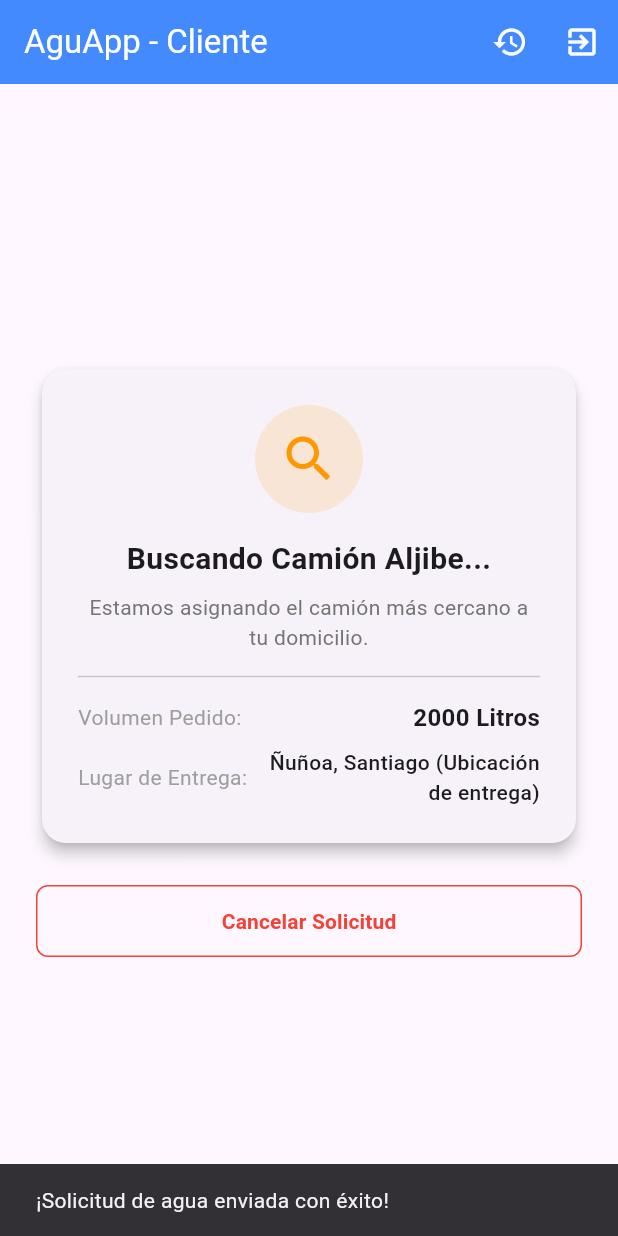
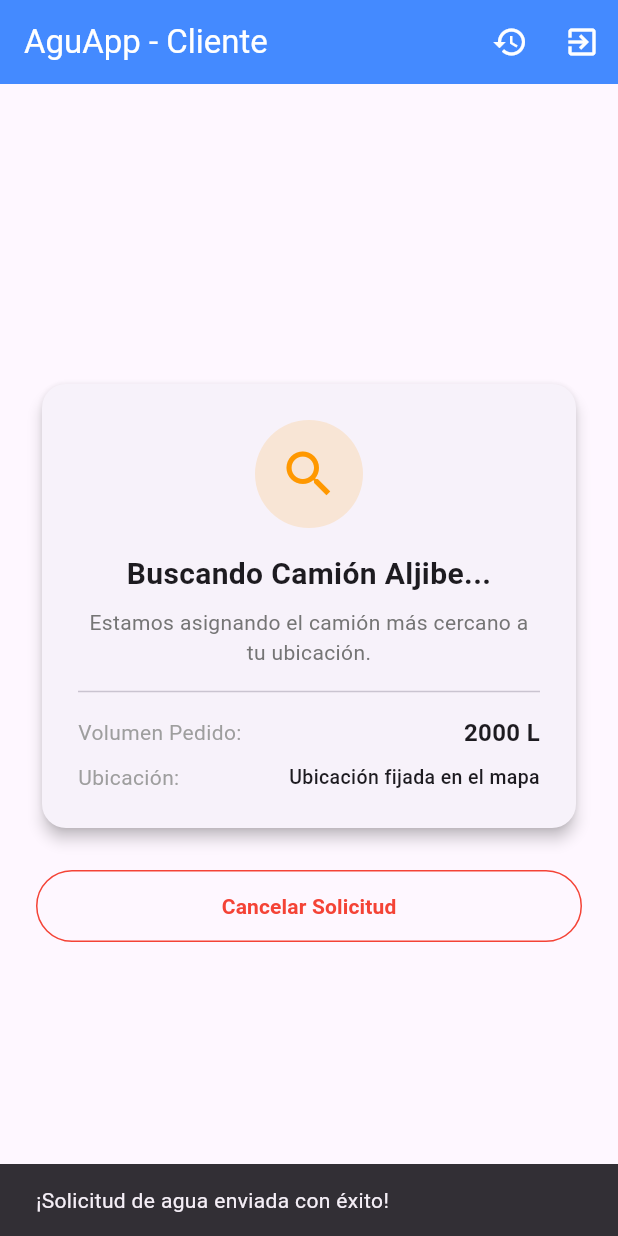
Before and after one commit to capanozo/aguapp, a Flutter app: the screen it shows once a user with an empty profile is signed in, after a tap on "Confirmar Pedido", on a phone screen of 412 x 824 dp. Run offline on Flutter 3.47's test engine with Material 3 defaults, Android fonts, the phone set to English and light mode, and no system bars; our stand-ins replace cloud_firestore, firebase_auth, firebase_core, google_maps_flutter; accounts and stored records are empty.

Commit message:
fix:geolocaclizaicion

```diff
--- a/lib/screens/client_request_screen.dart
+++ b/lib/screens/client_request_screen.dart
@@ -1,12 +1,9 @@
-import 'package:flutter/material.dart';
+ import 'package:flutter/material.dart';
 import 'package:firebase_auth/firebase_auth.dart';
 import 'package:cloud_firestore/cloud_firestore.dart';
+import 'package:google_maps_flutter/google_maps_flutter.dart';
+import '../widgets/map_picker_widget.dart';
 import 'order_history_screen.dart';
-import 'package:google_maps_flutter/google_maps_flutter.dart';
-import 'package:aguapp/widgets/map_picker_widget.dart';
-
-LatLng _selectedLatLng = const LatLng(-33.4560, -70.6480);
-String _addressText = "Ubicación fijada en el mapa";
 
 class ClientRequestScreen extends StatefulWidget {
   const ClientRequestScreen({Key? key}) : super(key: key);
@@ -18,10 +15,42 @@ class ClientRequestScreen extends StatefulWidget {
 class _ClientRequestScreenState extends State<ClientRequestScreen> {
   int _selectedLiters = 2000;
   bool _isImmediate = true;
-  DateTime _scheduledDate = DateTime.now().add(const Duration(hours: 2));
+  DateTime _scheduledDateTime = DateTime.now().add(const Duration(hours: 2));
+
+  // (Punto 1) Coordenadas y dirección del estanque
+  LatLng _selectedLatLng = const LatLng(-33.4560, -70.6480);
+  String _addressText = "Ubicación fijada en el mapa";
+
   bool _isSubmitting = false;
-  String _addressText = "Ñuñoa, Santiago (Ubicación de entrega)";
-  LatLng _selectedLatLng = const LatLng(-33.4560, -70.6480);
+
+  // (Punto 4) Selector de Fecha y Hora para agendamiento
+  Future<void> _selectScheduledDateTime() async {
+    final DateTime? pickedDate = await showDatePicker(
+      context: context,
+      initialDate: _scheduledDateTime,
+      firstDate: DateTime.now(),
+      lastDate: DateTime.now().add(const Duration(days: 30)),
+    );
+
+    if (pickedDate != null && mounted) {
+      final TimeOfDay? pickedTime = await showTimePicker(
+        context: context,
+        initialTime: TimeOfDay.fromDateTime(_scheduledDateTime),
+      );
+
+      if (pickedTime != null) {
+        setState(() {
+          _scheduledDateTime = DateTime(
+            pickedDate.year,
+            pickedDate.month,
+            pickedDate.day,
+            pickedTime.hour,
+            pickedTime.minute,
+          );
+        });
+      }
+    }
+  }
 
   Future<void> _createOrder() async {
     final user = FirebaseAuth.instance.currentUser;
@@ -34,18 +63,18 @@ class _ClientRequestScreenState extends State<ClientRequestScreen> {
         'clientId': user.uid,
         'requestedLiters': _selectedLiters,
         'actualDeliveredLiters': _selectedLiters,
-
+        // (Punto 1) Guardar coordenadas exactas del mapa
         'deliveryLocation': {
           'addressText': _addressText,
           'lat': _selectedLatLng.latitude,
           'lng': _selectedLatLng.longitude,
         },
-
         'isImmediate': _isImmediate,
+        // (Punto 4) Guardar fecha programada o inmediata
         'scheduledFor': _isImmediate
             ? DateTime.now().toIso8601String()
-            : _scheduledDate.toIso8601String(),
-        'status': 'PENDING', // PENDING -> ACCEPTED -> IN_TRANSIT -> COMPLETED
+            : _scheduledDateTime.toIso8601String(),
+        'status': 'PENDING',
         'createdAt': FieldValue.serverTimestamp(),
       });
 
@@ -71,16 +100,10 @@ class _ClientRequestScreenState extends State<ClientRequestScreen> {
         'status': 'CANCELLED_BY_CLIENT',
         'cancelledAt': FieldValue.serverTimestamp(),
       });
-
-      if (mounted) {
-        ScaffoldMessenger.of(context).showSnackBar(
-          const SnackBar(content: Text('Pedido cancelado correctamente.')),
-        );
-      }
     } catch (e) {
       if (mounted) {
         ScaffoldMessenger.of(context).showSnackBar(
-          SnackBar(content: Text('Error al cancelar el pedido: $e')),
+          SnackBar(content: Text('Error al cancelar: $e')),
         );
       }
     }
@@ -98,7 +121,7 @@ class _ClientRequestScreenState extends State<ClientRequestScreen> {
         actions: [
           IconButton(
             icon: const Icon(Icons.history),
-            tooltip: 'Historial de Pedidos',
+            tooltip: 'Historial',
             onPressed: () {
               Navigator.push(
                 context,
@@ -114,6 +137,7 @@ class _ClientRequestScreenState extends State<ClientRequestScreen> {
           )
         ],
       ),
+      // (Punto 2) Escucha activa en tiempo real del estado del pedido
       body: StreamBuilder<QuerySnapshot>(
         stream: FirebaseFirestore.instance
             .collection('water_orders')
@@ -127,38 +151,39 @@ class _ClientRequestScreenState extends State<ClientRequestScreen> {
 
           final activeOrders = snapshot.data?.docs ?? [];
 
-          // SI TIENE UN PEDIDO ACTIVO: Mostrar Pantalla de Seguimiento en Vivo (H6)
+          // Si hay pedido activo -> Mostrar seguimiento en línea (Punto 2)
           if (activeOrders.isNotEmpty) {
             final activeOrder = activeOrders.first;
             final orderData = activeOrder.data() as Map<String, dynamic>;
-            final String status = orderData['status'] ?? 'PENDING';
-            final int liters = orderData['requestedLiters'] ?? 2000;
-
-            return _buildActiveOrderView(activeOrder.id, status, liters, orderData);
+            return _buildTrackingView(activeOrder.id, orderData);
           }
 
-          // SI NO TIENE PEDIDOS ACTIVOS: Mostrar Formulario de Solicitud (H1)
+          // Si no hay pedido activo -> Mostrar formulario de creación
           return _buildNewOrderForm();
         },
       ),
     );
   }
 
-  // Vista H6: Tracking en Tiempo Real
-  Widget _buildActiveOrderView(String orderId, String status, int liters, Map<String, dynamic> data) {
+  // (Punto 2) Pantalla de Seguimiento en Línea
+  Widget _buildTrackingView(String orderId, Map<String, dynamic> data) {
+    final String status = data['status'] ?? 'PENDING';
+    final int liters = data['requestedLiters'] ?? 2000;
+    final String scheduledForStr = data['scheduledFor'] ?? '';
+
     String statusTitle = "Buscando Camión Aljibe...";
-    String statusSubtitle = "Estamos asignando el camión más cercano a tu domicilio.";
+    String statusSubtitle = "Estamos asignando el camión más cercano a tu ubicación.";
     Color statusColor = Colors.orange;
     IconData statusIcon = Icons.search;
 
     if (status == 'ACCEPTED') {
       statusTitle = "¡Camión Aljibe Asignado!";
-      statusSubtitle = "El chofer ha tomado tu pedido y va en camino.";
+      statusSubtitle = "El chofer aceptó tu servicio y va en camino al estanque.";
       statusColor = Colors.blue;
       statusIcon = Icons.local_shipping;
     } else if (status == 'IN_TRANSIT') {
-      statusTitle = "Inyectando Agua en Estanque";
-      statusSubtitle = "El camión está realizando la descarga en tu propiedad.";
+      statusTitle = "Descargando Agua";
+      statusSubtitle = "El camión está inyectando agua en tu estanque.";
       statusColor = Colors.green;
       statusIcon = Icons.water;
     }
@@ -183,35 +208,27 @@ class _ClientRequestScreenState extends State<ClientRequestScreen> {
                         child: Icon(statusIcon, color: statusColor, size: 40),
                       ),
                       const SizedBox(height: 16),
-                      Text(
-                        statusTitle,
-                        style: const TextStyle(fontSize: 20, fontWeight: FontWeight.bold),
-                        textAlign: TextAlign.center,
-                      ),
+                      Text(statusTitle, style: const TextStyle(fontSize: 20, fontWeight: FontWeight.bold), textAlign: TextAlign.center),
                       const SizedBox(height: 8),
-                      Text(
-                        statusSubtitle,
-                        style: TextStyle(color: Colors.grey.shade600, fontSize: 14),
-                        textAlign: TextAlign.center,
-                      ),
+                      Text(statusSubtitle, style: TextStyle(color: Colors.grey.shade600, fontSize: 14), textAlign: TextAlign.center),
                       const Divider(height: 32),
                       Row(
                         mainAxisAlignment: MainAxisAlignment.spaceBetween,
                         children: [
                           const Text("Volumen Pedido:", style: TextStyle(color: Colors.grey)),
-                          Text("$liters Litros", style: const TextStyle(fontWeight: FontWeight.bold, fontSize: 16)),
+                          Text("$liters L", style: const TextStyle(fontWeight: FontWeight.bold, fontSize: 16)),
                         ],
                       ),
                       const SizedBox(height: 8),
                       Row(
                         mainAxisAlignment: MainAxisAlignment.spaceBetween,
                         children: [
-                          const Text("Lugar de Entrega:", style: TextStyle(color: Colors.grey)),
+                          const Text("Ubicación:", style: TextStyle(color: Colors.grey)),
                           Expanded(
                             child: Text(
-                              _addressText,
+                              data['deliveryLocation']?['addressText'] ?? 'Estanque fijado en mapa',
                               textAlign: TextAlign.end,
-                              style: const TextStyle(fontWeight: FontWeight.w500, fontSize: 14),
+                              style: const TextStyle(fontWeight: FontWeight.w500, fontSize: 13),
                             ),
                           ),
                         ],
@@ -221,17 +238,12 @@ class _ClientRequestScreenState extends State<ClientRequestScreen> {
                 ),
               ),
               const SizedBox(height: 24),
-
-              // Botón de Cancelación (Solo si aún está PENDING)
               if (status == 'PENDING')
                 SizedBox(
                   width: double.infinity,
                   height: 48,
                   child: OutlinedButton(
-                    style: OutlinedButton.styleFrom(
-                      side: const BorderSide(color: Colors.red),
-                      shape: RoundedRectangleBorder(borderRadius: BorderRadius.circular(8)),
-                    ),
+                    style: OutlinedButton.styleFrom(side: const BorderSide(color: Colors.red)),
                     onPressed: () => _cancelOrder(orderId),
                     child: const Text('Cancelar Solicitud', style: TextStyle(color: Colors.red, fontWeight: FontWeight.bold)),
                   ),
@@ -243,7 +255,7 @@ class _ClientRequestScreenState extends State<ClientRequestScreen> {
     );
   }
 
-  // Vista H1: Formulario de Solicitud Inicial
+  // Formulario con Selección de Mapa (Punto 1) y Agendamiento (Punto 4)
   Widget _buildNewOrderForm() {
     return SingleChildScrollView(
       padding: const EdgeInsets.all(24.0),
@@ -253,8 +265,8 @@ class _ClientRequestScreenState extends State<ClientRequestScreen> {
           child: Column(
             crossAxisAlignment: CrossAxisAlignment.start,
             children: [
-              const Text("Ubicación del Estanque / Punto de Entrega",
-                        style: TextStyle(fontWeight: FontWeight.bold, fontSize: 16)),
+              // (Punto 1) Selección del Estanque en el Mapa
+              const Text("Ubicación del Estanque en el Mapa", style: TextStyle(fontWeight: FontWeight.bold, fontSize: 16)),
               const SizedBox(height: 8),
               MapPickerWidget(
                 initialPosition: _selectedLatLng,
@@ -267,20 +279,12 @@ class _ClientRequestScreenState extends State<ClientRequestScreen> {
               ),
               const SizedBox(height: 8),
               Text(
-                "Dirección: $_addressText",
+                "Coordenadas: ${_selectedLatLng.latitude.toStringAsFixed(4)}, ${_selectedLatLng.longitude.toStringAsFixed(4)}",
                 style: TextStyle(fontSize: 12, color: Colors.grey.shade700),
               ),
- /*>
-              const Text("Lugar de Entrega", style: TextStyle(fontWeight: FontWeight.bold, fontSize: 16)),
-              const SizedBox(height: 8),
-              Card(
-                child: ListTile(
-                  leading: const Icon(Icons.location_on, color: Colors.blueAccent),
-                  title: Text(_addressText),
-                ),
-              ),
               const SizedBox(height: 24),
-<<*/
+
+              // Volumen
               const Text("Cantidad de Agua (Litros)", style: TextStyle(fontWeight: FontWeight.bold, fontSize: 16)),
               const SizedBox(height: 12),
               Row(
@@ -299,19 +303,37 @@ class _ClientRequestScreenState extends State<ClientRequestScreen> {
               ),
               const SizedBox(height: 24),
 
-              const Text("¿Cuándo lo necesitas?", style: TextStyle(fontWeight: FontWeight.bold, fontSize: 16)),
+              // (Punto 4) Agendamiento de Pedido
+              const Text("¿Cuándo necesitas la entrega?", style: TextStyle(fontWeight: FontWeight.bold, fontSize: 16)),
               RadioListTile<bool>(
-                title: const Text("Lo antes posible"),
+                title: const Text("Lo antes posible (Inmediato)"),
                 value: true,
                 groupValue: _isImmediate,
                 onChanged: (val) => setState(() => _isImmediate = val!),
               ),
               RadioListTile<bool>(
-                title: const Text("Programar entrega"),
+                title: const Text("Programar fecha y hora"),
                 value: false,
                 groupValue: _isImmediate,
                 onChanged: (val) => setState(() => _isImmediate = val!),
               ),
+
+              if (!_isImmediate) ...[
+                const SizedBox(height: 8),
+                Card(
+                  child: ListTile(
+                    leading: const Icon(Icons.calendar_today, color: Colors.blueAccent),
+                    title: Text(
+                      "Programado para: ${_scheduledDateTime.day}/${_scheduledDateTime.month}/${_scheduledDateTime.year} - ${_scheduledDateTime.hour}:${_scheduledDateTime.minute.toString().padLeft(2, '0')} hrs",
+                      style: const TextStyle(fontSize: 14, fontWeight: FontWeight.bold),
+                    ),
+                    trailing: TextButton(
+                      onPressed: _selectScheduledDateTime,
+                      child: const Text("Cambiar"),
+                    ),
+                  ),
+                ),
+              ],
 
               const SizedBox(height: 32),
 
--- a/pubspec.yaml
+++ b/pubspec.yaml
@@ -43,6 +43,8 @@ dependencies:
 dev_dependencies:
   flutter_test:
     sdk: flutter
+    google_maps_flutter: ^2.5.0
+    url_launcher: ^6.2.0
 
   # The "flutter_lints" package below contains a set of recommended lints to
   # encourage good coding practices. The lint set provided by the package is
```
Also changed, not shown: lib/screens/driver_panel_screen.dart (+15 -4 lines).
